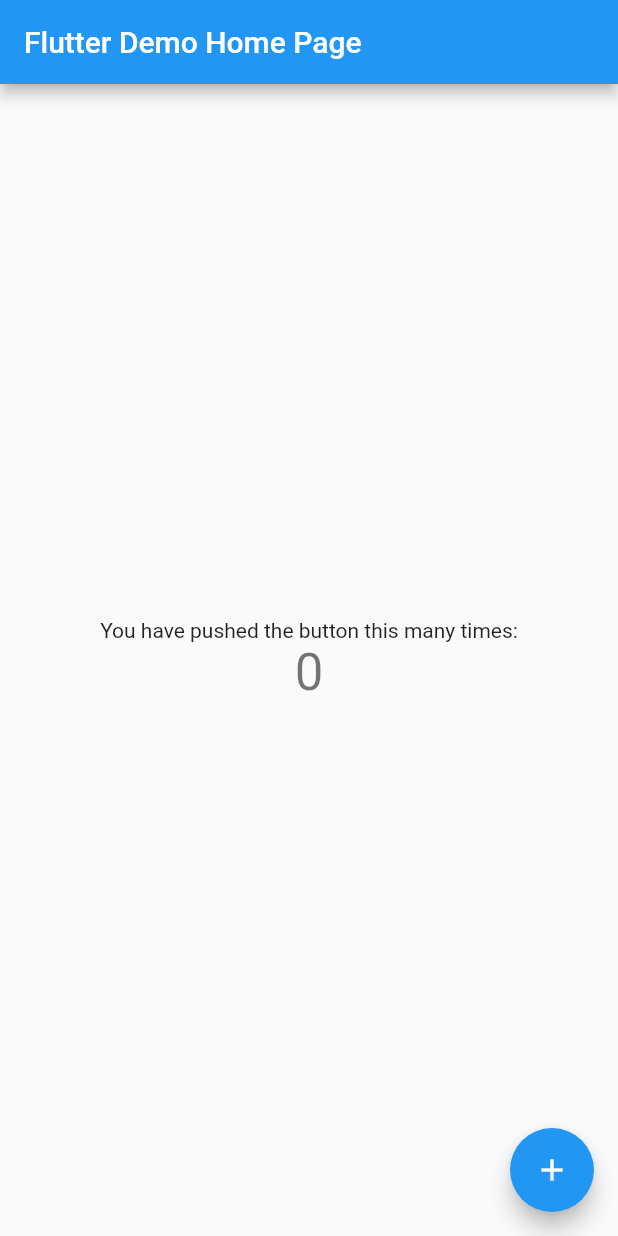
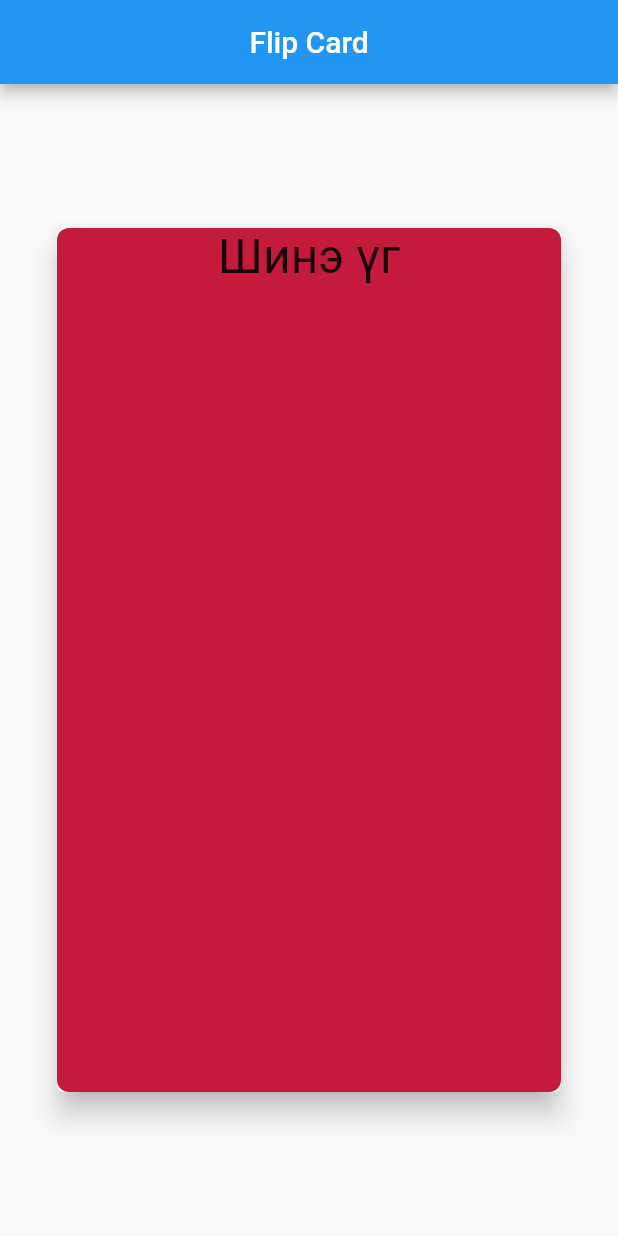
Before and after one commit to zarp1999/flashcard, a Flutter app: the screen it shows after launch, on a phone screen of 412 x 824 dp. Run offline on Flutter 3.47's test engine with Material 2 defaults, Android fonts, the phone set to English and light mode, and no system bars; drawn by our look-alikes of flip_card.

Commit message:
add cards

```diff
--- a/lib/main.dart
+++ b/lib/main.dart
@@ -1,115 +1,90 @@
+import 'package:flip_card/flip_card.dart';
 import 'package:flutter/material.dart';
+import 'package:flutter/widgets.dart';
 
 void main() {
-  runApp(const MyApp());
+  runApp(MyApp());
 }
 
 class MyApp extends StatelessWidget {
   const MyApp({Key? key}) : super(key: key);
 
-  // This widget is the root of your application.
   @override
   Widget build(BuildContext context) {
     return MaterialApp(
-      title: 'Flutter Demo',
+      debugShowCheckedModeBanner: false,
+      title: 'FlashCard',
       theme: ThemeData(
-        // This is the theme of your application.
-        //
-        // Try running your application with "flutter run". You'll see the
-        // application has a blue toolbar. Then, without quitting the app, try
-        // changing the primarySwatch below to Colors.green and then invoke
-        // "hot reload" (press "r" in the console where you ran "flutter run",
-        // or simply save your changes to "hot reload" in a Flutter IDE).
-        // Notice that the counter didn't reset back to zero; the application
-        // is not restarted.
-        primarySwatch: Colors.blue,
+        primaryColor: Color(0xFFC41A38),
+        primaryColorLight: Color(0xFFFBE0E6),
       ),
-      home: const MyHomePage(title: 'Flutter Demo Home Page'),
+      home: MyHomePage(),
     );
   }
 }
 
 class MyHomePage extends StatefulWidget {
-  const MyHomePage({Key? key, required this.title}) : super(key: key);
-
-  // This widget is the home page of your application. It is stateful, meaning
-  // that it has a State object (defined below) that contains fields that affect
-  // how it looks.
-
-  // This class is the configuration for the state. It holds the values (in this
-  // case the title) provided by the parent (in this case the App widget) and
-  // used by the build method of the State. Fields in a Widget subclass are
-  // always marked "final".
-
-  final String title;
+  const MyHomePage({Key? key}) : super(key: key);
 
   @override
   State<MyHomePage> createState() => _MyHomePageState();
 }
 
 class _MyHomePageState extends State<MyHomePage> {
-  int _counter = 0;
-
-  void _incrementCounter() {
-    setState(() {
-      // This call to setState tells the Flutter framework that something has
-      // changed in this State, which causes it to rerun the build method below
-      // so that the display can reflect the updated values. If we changed
-      // _counter without calling setState(), then the build method would not be
-      // called again, and so nothing would appear to happen.
-      _counter++;
-    });
-  }
-
+  String title = "Flip Card";
   @override
   Widget build(BuildContext context) {
-    // This method is rerun every time setState is called, for instance as done
-    // by the _incrementCounter method above.
-    //
-    // The Flutter framework has been optimized to make rerunning build methods
-    // fast, so that you can just rebuild anything that needs updating rather
-    // than having to individually change instances of widgets.
     return Scaffold(
         appBar: AppBar(
-        // Here we take the value from the MyHomePage object that was created by
-        // the App.build method, and use it to set our appbar title.
-        title: Text(widget.title),
+          title: Text(title),
+          centerTitle: true,
         ),
-      body: Center(
-        // Center is a layout widget. It takes a single child and positions it
-        // in the middle of the parent.
+        body: Card(
+          elevation: 8.0,
+          margin: const EdgeInsets.only(
+            top: 96.0,
+            bottom: 96.0,
+            left: 38.0,
+            right: 38.0,
+          ),
+          child: FlipCard(
+            front: Container(
+              height: MediaQuery.of(context).size.height,
+              width: MediaQuery.of(context).size.height,
+              decoration: BoxDecoration(
+                color: Color(0xFFC41A3B),
+                borderRadius: BorderRadius.circular(8.0),
+              ),
               child: Column(
-          // Column is also a layout widget. It takes a list of children and
-          // arranges them vertically. By default, it sizes itself to fit its
-          // children horizontally, and tries to be as tall as its parent.
-          //
-          // Invoke "debug painting" (press "p" in the console, choose the
-          // "Toggle Debug Paint" action from the Flutter Inspector in Android
-          // Studio, or the "Toggle Debug Paint" command in Visual Studio Code)
-          // to see the wireframe for each widget.
-          //
-          // Column has various properties to control how it sizes itself and
-          // how it positions its children. Here we use mainAxisAlignment to
-          // center the children vertically; the main axis here is the vertical
-          // axis because Columns are vertical (the cross axis would be
-          // horizontal).
-          mainAxisAlignment: MainAxisAlignment.center,
-          children: <Widget>[
-            const Text(
-              'You have pushed the button this many times:',
-            ),
+                mainAxisAlignment: MainAxisAlignment.start,
+                children: const [
                   Text(
-              '$_counter',
-              style: Theme.of(context).textTheme.headline4,
+                    'Шинэ үг',
+                    style: TextStyle(fontSize: 32.0),
                   ),
                 ],
               ),
             ),
-      floatingActionButton: FloatingActionButton(
-        onPressed: _incrementCounter,
-        tooltip: 'Increment',
-        child: const Icon(Icons.add),
-      ), // This trailing comma makes auto-formatting nicer for build methods.
-    );
+            back: Container(
+              height: MediaQuery.of(context).size.height,
+              width: MediaQuery.of(context).size.height,
+              decoration: BoxDecoration(
+                color: Color(0xFFC41A3B),
+                borderRadius: BorderRadius.circular(8.0),
+              ),
+              child: Column(
+                mainAxisAlignment: MainAxisAlignment.start,
+                children: [
+                  Container(
+                    child: Text(
+                      'Утга',
+                      style: TextStyle(fontSize: 32.0),
+                    ),
+                  ),
+                ],
+              ),
+            ),
+          ),
+        ));
   }
 }
```
Lines whose indentation alone changed are shown as unchanged.
